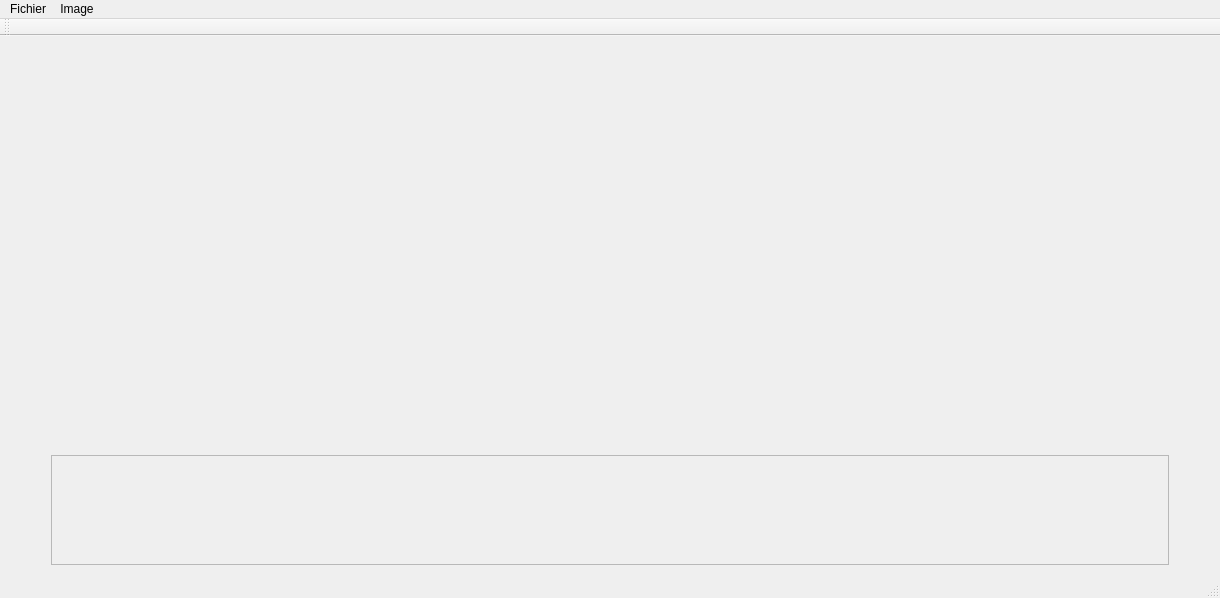
Old version of the form mainwindow.ui in the repository Anthiel/IHM_Qt_M1.
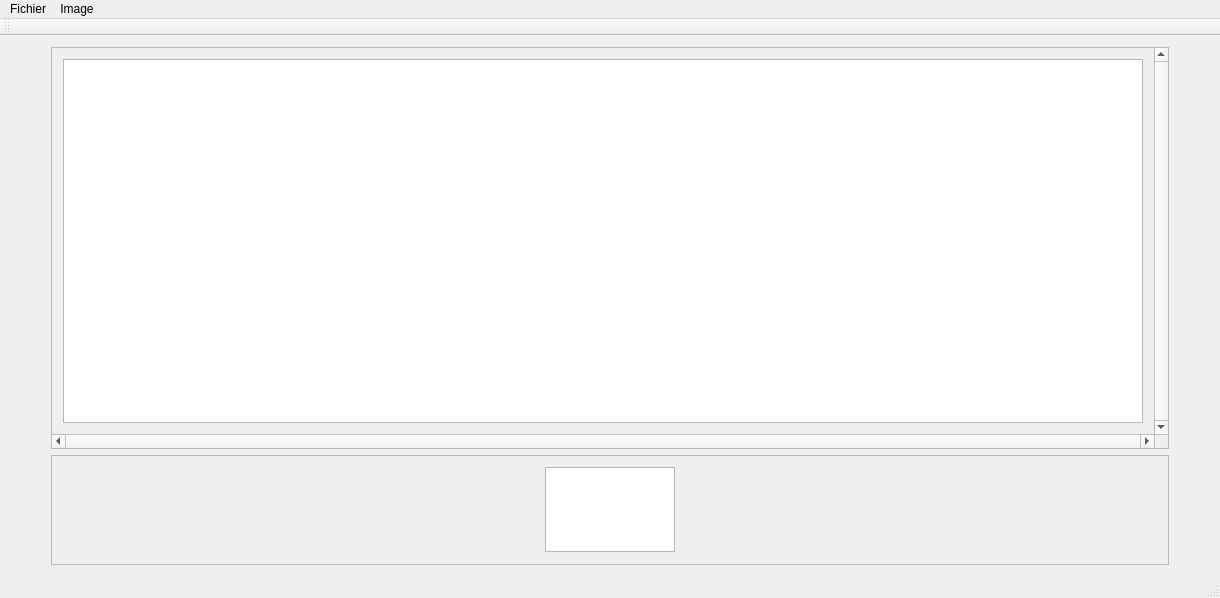
New version of the form. Custom widgets are drawn as their Qt base class.

Diff of the .ui file:
```diff
--- a/mainwindow.ui
+++ b/mainwindow.ui
@@ -33,22 +33,6 @@
     <bool>true</bool>
    </property>
    <layout class="QGridLayout" name="gridLayout">
-    <item row="2" column="1">
-     <spacer name="verticalSpacer">
-      <property name="orientation">
-       <enum>Qt::Vertical</enum>
-      </property>
-      <property name="sizeType">
-       <enum>QSizePolicy::Minimum</enum>
-      </property>
-      <property name="sizeHint" stdset="0">
-       <size>
-        <width>20</width>
-        <height>40</height>
-       </size>
-      </property>
-     </spacer>
-    </item>
     <item row="0" column="0">
      <spacer name="horizontalSpacer">
       <property name="orientation">
@@ -65,7 +49,44 @@
       </property>
      </spacer>
     </item>
-    <item row="3" column="1">
+    <item row="0" column="1">
+     <widget class="QScrollArea" name="scrollArea">
+      <property name="verticalScrollBarPolicy">
+       <enum>Qt::ScrollBarAlwaysOn</enum>
+      </property>
+      <property name="horizontalScrollBarPolicy">
+       <enum>Qt::ScrollBarAlwaysOn</enum>
+      </property>
+      <property name="sizeAdjustPolicy">
+       <enum>QAbstractScrollArea::AdjustIgnored</enum>
+      </property>
+      <property name="widgetResizable">
+       <bool>true</bool>
+      </property>
+      <property name="alignment">
+       <set>Qt::AlignCenter</set>
+      </property>
+      <widget class="QWidget" name="scrollAreaWidgetContents_3">
+       <property name="enabled">
+        <bool>true</bool>
+       </property>
+       <property name="geometry">
+        <rect>
+         <x>0</x>
+         <y>0</y>
+         <width>1081</width>
+         <height>370</height>
+        </rect>
+       </property>
+       <layout class="QGridLayout" name="gridLayout_3">
+        <item row="1" column="0">
+         <widget class="QGraphicsViewCustom" name="PixFrame"/>
+        </item>
+       </layout>
+      </widget>
+     </widget>
+    </item>
+    <item row="1" column="1">
      <widget class="QScrollArea" name="ExplScrollArea">
       <property name="sizePolicy">
        <sizepolicy hsizetype="Expanding" vsizetype="Maximum">
@@ -95,7 +116,7 @@
         <item row="0" column="0">
          <layout class="QHBoxLayout" name="Layout_Explorer">
           <item>
-           <widget class="QLabelExplorer" name="LabelExpl_img">
+           <widget class="QGraphicsViewCustom" name="GraphicModeleExplorer">
             <property name="sizePolicy">
              <sizepolicy hsizetype="Minimum" vsizetype="Minimum">
               <horstretch>0</horstretch>
@@ -114,9 +135,6 @@
               <height>85</height>
              </size>
             </property>
-            <property name="text">
-             <string/>
-            </property>
            </widget>
           </item>
          </layout>
@@ -125,32 +143,7 @@
       </widget>
      </widget>
     </item>
-    <item row="0" column="1">
-     <widget class="QLabel" name="label_Picviewer">
-      <property name="sizePolicy">
-       <sizepolicy hsizetype="Expanding" vsizetype="Expanding">
-        <horstretch>0</horstretch>
-        <verstretch>0</verstretch>
-       </sizepolicy>
-      </property>
-      <property name="minimumSize">
-       <size>
-        <width>100</width>
-        <height>300</height>
-       </size>
-      </property>
-      <property name="sizeIncrement">
-       <size>
-        <width>0</width>
-        <height>0</height>
-       </size>
-      </property>
-      <property name="text">
-       <string/>
-      </property>
-     </widget>
-    </item>
-    <item row="0" column="2">
+    <item row="0" column="3">
      <spacer name="horizontalSpacer_2">
       <property name="orientation">
        <enum>Qt::Horizontal</enum>
@@ -227,9 +220,9 @@
  <layoutdefault spacing="6" margin="11"/>
  <customwidgets>
   <customwidget>
-   <class>QLabelExplorer</class>
-   <extends>QLabel</extends>
-   <header>qlabelexplorer.h</header>
+   <class>QGraphicsViewCustom</class>
+   <extends>QGraphicsView</extends>
+   <header>qgraphicsviewcustom.h</header>
   </customwidget>
  </customwidgets>
  <resources/>
```
